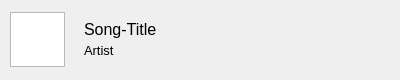
MilanJzo/eda-mp3, file src/frontend/librarysong.ui: the form before one commit.
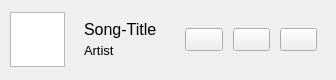
The form after the commit. Icons and pictures are not drawn.

Patch:
```diff
--- a/src/frontend/librarysong.ui
+++ b/src/frontend/librarysong.ui
@@ -6,7 +6,7 @@
    <rect>
     <x>0</x>
     <y>0</y>
-    <width>400</width>
+    <width>316</width>
     <height>80</height>
    </rect>
   </property>
@@ -55,27 +55,7 @@
       </size>
      </property>
      <property name="styleSheet">
-      <string notr="true">#content {
-	border-radius: 15px;
-}
-
-#content:hover {
-	background-color: rgb(53, 53, 53);
-}
-
-QPushButton {
-	min-width: 30px;
-	max-width: 30px;
-	min-height: 30px;
-	max-height: 30px;
-
-	border: none;
-	border-radius: 15px;
-}
-
-QPushButton:hover {
-	background-color: rgb(53, 53, 53);
-}</string>
+      <string notr="true"/>
      </property>
      <layout class="QHBoxLayout" name="contentLayout">
       <property name="spacing">
@@ -111,6 +91,12 @@
       </item>
       <item>
        <widget class="QWidget" name="meta" native="true">
+        <property name="sizePolicy">
+         <sizepolicy hsizetype="Preferred" vsizetype="MinimumExpanding">
+          <horstretch>0</horstretch>
+          <verstretch>0</verstretch>
+         </sizepolicy>
+        </property>
         <layout class="QVBoxLayout" name="metaLayout">
          <property name="spacing">
           <number>0</number>
@@ -125,6 +111,9 @@
            <property name="text">
             <string>Song-Title</string>
            </property>
+           <property name="textFormat">
+            <enum>Qt::TextFormat::AutoText</enum>
+           </property>
           </widget>
          </item>
          <item>
```
Left out of the diff: 10 changed lines with no effect on the pictures.
